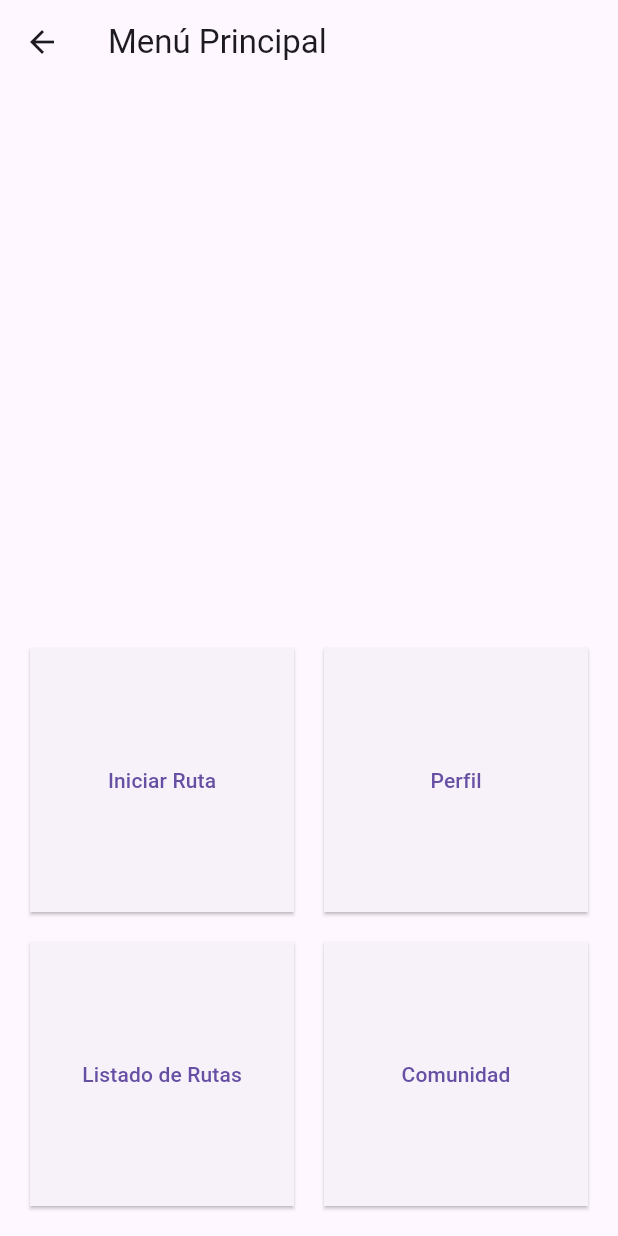
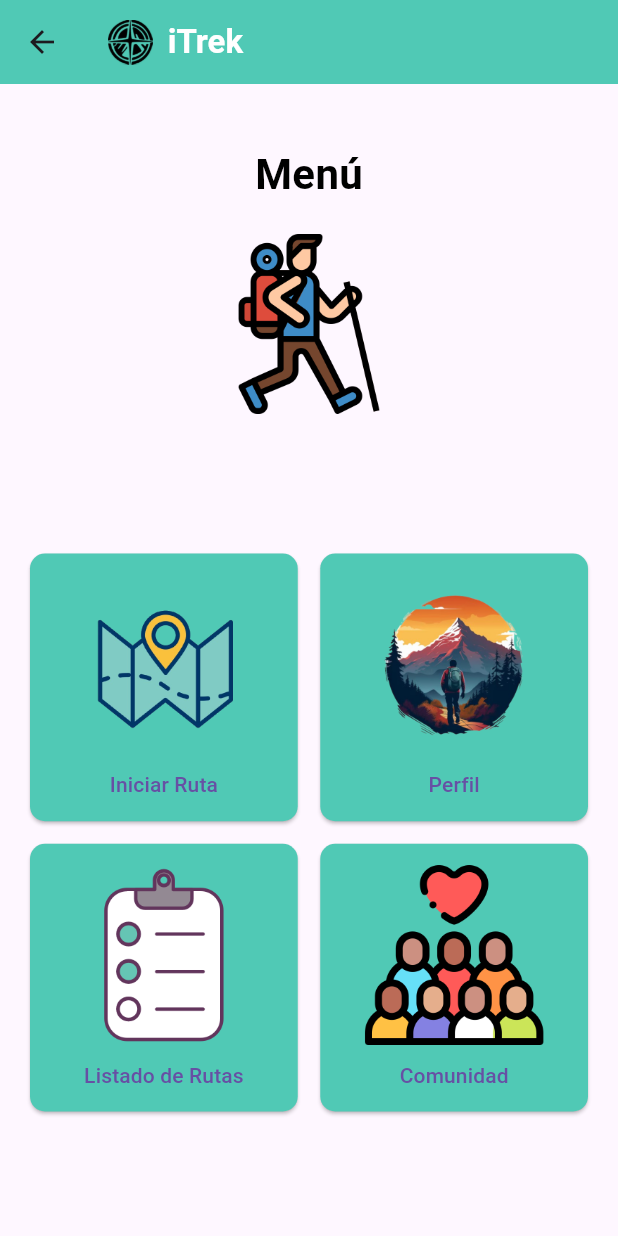
Before and after one commit to ignaciovillela/iTrek-front, a Flutter app: the MenuScreen screen opened directly, on a phone screen of 412 x 824 dp. Run offline on Flutter 3.47's test engine with Material 3 defaults, Android fonts, the phone set to English and light mode, and no system bars; our stand-ins replace geolocator, google_maps_flutter.

Commit message:
estilo a inicio.dart
se agrega estilo a inicio.dart y se agregan imagenes carpeta assets

```diff
--- a/itrek_maps/lib/main.dart
+++ b/itrek_maps/lib/main.dart
@@ -1,6 +1,6 @@
 import 'package:flutter/material.dart';
 import 'pages/login.dart'; // Importar la página que contiene el mapa
-import 'pages/maps_google.dart';
+import 'pages/inicio.dart';
 
 void main() {
   runApp(const MyApp());
@@ -12,7 +12,7 @@ class MyApp extends StatelessWidget {
   @override
   Widget build(BuildContext context) {
     return const MaterialApp(
-      home: LoginScreen(), // Llama a la nueva página de Google Maps
+      home: MenuScreen(), // Llama a la nueva página de Google Maps
     );
   }
 }
--- a/itrek_maps/lib/pages/inicio.dart
+++ b/itrek_maps/lib/pages/inicio.dart
@@ -11,28 +11,73 @@ class MenuScreen extends StatelessWidget {
   Widget build(BuildContext context) {
     return Scaffold(
       appBar: AppBar(
-        title: const Text('Menú Principal'),
+        backgroundColor: const Color(0xFF50C9B5), // Color de fondo del AppBar
+        title: Row(
+          children: [
+            Image.asset(
+              'assets/images/logo.png', // Asegúrate de que el logo esté en la carpeta assets
+              height: 30, // Tamaño pequeño del logo
+            ),
+            const SizedBox(width: 10), // Espacio entre el logo y el texto
+            const Text(
+              'iTrek',
+              style: TextStyle(
+                fontSize: 22,
+                fontWeight: FontWeight.bold,
+                color: Colors.white,
+              ),
+            ),
+          ],
+        ),
       ),
       body: Column(
         children: [
+          const SizedBox(height: 40), // Espacio para bajar el contenido
+
+          // Texto que dice "Menú"
+          const Text(
+            'Menú',
+            style: TextStyle(
+              fontSize: 28,
+              fontWeight: FontWeight.bold,
+              color: Colors.black,
+            ),
+          ),
+
+          const SizedBox(height: 20), // Espacio debajo del texto
+
+          // Imagen desde assets en la parte superior central
+          Center(
+            child: Image.asset(
+              'assets/images/trek.png', // Asegúrate de que la imagen esté en assets
+              height: 120, // Tamaño de la imagen
+            ),
+          ),
+
+          const SizedBox(height: 50), // Espacio debajo de la imagen
+
           Expanded(
             child: Align(
-              alignment: Alignment.bottomCenter,
+              alignment: Alignment.center,
               child: Container(
-                padding: const EdgeInsets.all(20.0),
+                padding: const EdgeInsets.symmetric(horizontal: 20.0),
                 child: GridView.count(
                   shrinkWrap: true,
                   crossAxisCount:
                       2, // Número de columnas (2 para formar un cuadrado)
-                  crossAxisSpacing: 20.0, // Espacio entre columnas
-                  mainAxisSpacing: 20.0, // Espacio entre filas
+                  crossAxisSpacing: 15.0, // Menor espacio entre columnas
+                  mainAxisSpacing: 15.0, // Menor espacio entre filas
                   children: [
                     ElevatedButton(
                       style: ElevatedButton.styleFrom(
+                        backgroundColor:
+                            const Color(0xFF50C9B5), // Color del botón
                         shape: RoundedRectangleBorder(
-                          borderRadius: BorderRadius.circular(
-                              0), // Sin bordes redondeados
+                          borderRadius:
+                              BorderRadius.circular(10), // Bordes redondeados
                         ),
+                        padding:
+                            const EdgeInsets.all(10), // Botones más compactos
                       ),
                       onPressed: () {
                         // Navega a la pantalla del mapa al presionar el botón "Iniciar Ruta"
@@ -42,14 +87,29 @@ class MenuScreen extends StatelessWidget {
                               builder: (context) => const GoogleMapsPage()),
                         );
                       },
-                      child: const Text('Iniciar Ruta'),
+                      child: Column(
+                        mainAxisAlignment: MainAxisAlignment.center,
+                        children: [
+                          Image.asset(
+                            'assets/images/maps-green.png', // Imagen asociada al botón
+                            height: 120, // Tamaño ajustado de la imagen
+                          ),
+                          const SizedBox(
+                              height: 10), // Espacio entre imagen y texto
+                          const Text('Iniciar Ruta'),
+                        ],
+                      ),
                     ),
                     ElevatedButton(
                       style: ElevatedButton.styleFrom(
+                        backgroundColor:
+                            const Color(0xFF50C9B5), // Color del botón
                         shape: RoundedRectangleBorder(
-                          borderRadius: BorderRadius.circular(
-                              0), // Sin bordes redondeados
+                          borderRadius:
+                              BorderRadius.circular(10), // Bordes redondeados
                         ),
+                        padding:
+                            const EdgeInsets.all(10), // Botones más compactos
                       ),
                       onPressed: () {
                         // Navega a la pantalla de perfil
@@ -60,31 +120,61 @@ class MenuScreen extends StatelessWidget {
                                   const PerfilUsuarioScreen()),
                         );
                       },
-                      child: const Text('Perfil'),
+                      child: Column(
+                        mainAxisAlignment: MainAxisAlignment.center,
+                        children: [
+                          Image.asset(
+                            'assets/images/perfil.png', // Imagen asociada al botón
+                            height: 120, // Tamaño ajustado de la imagen
+                          ),
+                          const SizedBox(
+                              height: 10), // Espacio entre imagen y texto
+                          const Text('Perfil'),
+                        ],
+                      ),
                     ),
                     ElevatedButton(
                       style: ElevatedButton.styleFrom(
+                        backgroundColor:
+                            const Color(0xFF50C9B5), // Color del botón
                         shape: RoundedRectangleBorder(
-                          borderRadius: BorderRadius.circular(
-                              0), // Sin bordes redondeados
+                          borderRadius:
+                              BorderRadius.circular(10), // Bordes redondeados
                         ),
+                        padding:
+                            const EdgeInsets.all(10), // Botones más compactos
                       ),
                       onPressed: () {
-                        // Navega a la pantalla de listado de rutas al presionar el botón
+                        // Navega a la pantalla de listado de rutas
                         Navigator.push(
                           context,
                           MaterialPageRoute(
                               builder: (context) => const ListadoRutasScreen()),
                         );
                       },
-                      child: const Text('Listado de Rutas'),
+                      child: Column(
+                        mainAxisAlignment: MainAxisAlignment.center,
+                        children: [
+                          Image.asset(
+                            'assets/images/listado.png', // Imagen asociada al botón
+                            height: 120, // Tamaño ajustado de la imagen
+                          ),
+                          const SizedBox(
+                              height: 10), // Espacio entre imagen y texto
+                          const Text('Listado de Rutas'),
+                        ],
+                      ),
                     ),
                     ElevatedButton(
                       style: ElevatedButton.styleFrom(
+                        backgroundColor:
+                            const Color(0xFF50C9B5), // Color del botón
                         shape: RoundedRectangleBorder(
-                          borderRadius: BorderRadius.circular(
-                              0), // Sin bordes redondeados
+                          borderRadius:
+                              BorderRadius.circular(10), // Bordes redondeados
                         ),
+                        padding:
+                            const EdgeInsets.all(10), // Botones más compactos
                       ),
                       onPressed: () {
                         // Navega a la pantalla de comunidad
@@ -95,13 +185,26 @@ class MenuScreen extends StatelessWidget {
                                   const RutasCompartidasScreen()),
                         );
                       },
-                      child: const Text('Comunidad'),
+                      child: Column(
+                        mainAxisAlignment: MainAxisAlignment.center,
+                        children: [
+                          Image.asset(
+                            'assets/images/com.png', // Imagen asociada al botón
+                            height: 120, // Tamaño ajustado de la imagen
+                          ),
+                          const SizedBox(
+                              height: 10), // Espacio entre imagen y texto
+                          const Text('Comunidad'),
+                        ],
+                      ),
                     ),
                   ],
                 ),
               ),
             ),
           ),
+
+          const SizedBox(height: 40), // Más espacio para bajar los botones
         ],
       ),
     );
```
Also changed, not shown: itrek_maps/assets/images/com.png (added), itrek_maps/assets/images/listado.png (added), itrek_maps/assets/images/perfil.png (added), itrek_maps/assets/images/trek.png (added).
